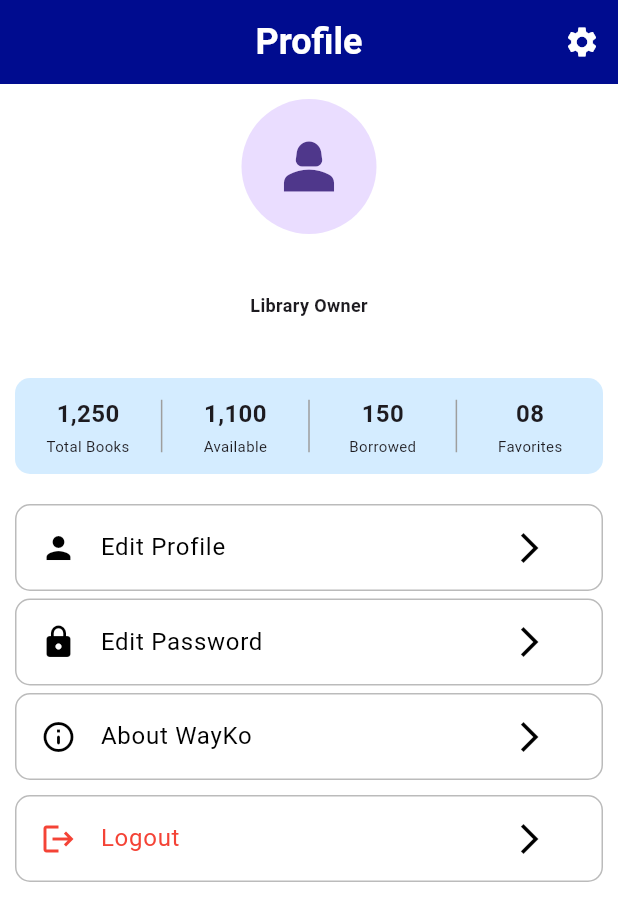
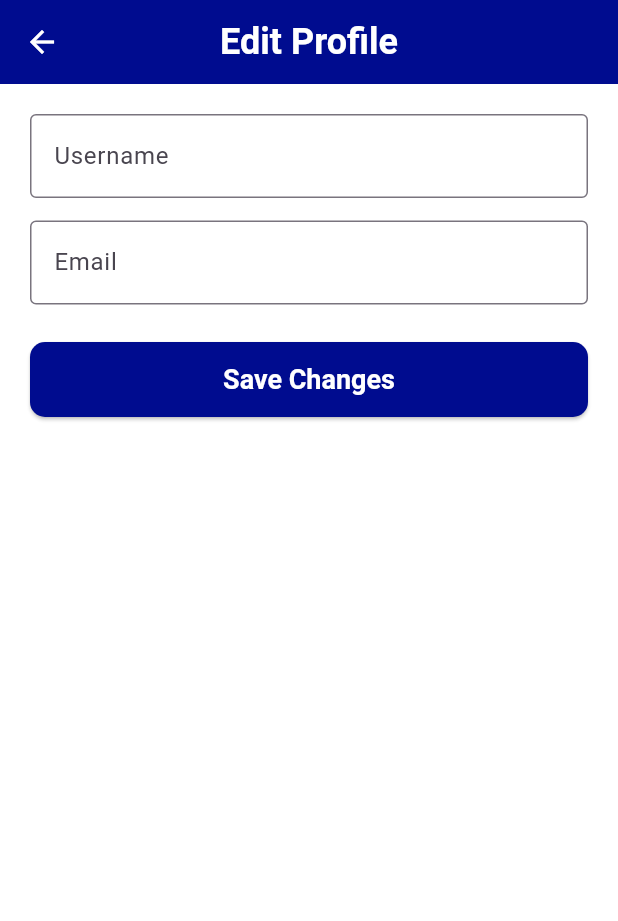
Before and after one commit to mohammednafil916/WayKo_App, a Flutter app: the ProfileScreen screen opened by its route, after a tap on the "arrow forward ios" icon, on a phone screen of 412 x 824 dp. Shown: the top 921 px of the screen. Run offline on Flutter 3.47's test engine with Material 3 defaults, Android fonts, the phone set to English and light mode, and no system bars; our stand-ins replace hive, hive_flutter, image_picker, shared_preferences; accounts and stored records are empty.

Commit message:
Added profile screen to hive

```diff
--- a/lib/Routes/screens_routes.dart
+++ b/lib/Routes/screens_routes.dart
@@ -12,6 +12,9 @@ import 'package:wayko/Screens/borrowed_books_screen.dart';
 import 'package:wayko/Screens/edit_borrow_screen.dart';
 import 'package:wayko/Screens/favorites_screen.dart';
 import 'package:wayko/Screens/profile_screen.dart';
+import 'package:wayko/Screens/edit_profile_screen.dart';
+import 'package:wayko/Screens/edit_password_screen.dart';
+import 'package:wayko/Screens/wayko_about_screen.dart';
 import 'package:wayko/Screens/add_book_screen.dart';
 import 'package:wayko/Screens/statistics_screen.dart';
 import 'package:wayko/Screens/navigation_screen.dart';
@@ -25,6 +28,9 @@ class AppRoutes {
   static const String books = '/books';
   static const String favorites = '/favorites';
   static const String profile = '/profile';
+  static const String editProfile = '/edit-profile';
+  static const String editPassword = '/edit-password';
+  static const String wayKoAbout = '/wayko-about';
   static const String addBook = '/add-book';
   static const String editBook = '/edit-book';
   static const String bookDetails = '/book-details';
@@ -54,6 +60,15 @@ class AppRoutes {
 
       case profile:
         return MaterialPageRoute(builder: (_) => ProfileScreen());
+
+      case editProfile:
+        return MaterialPageRoute(builder: (_) => EditProfileScreen());
+
+      case editPassword:
+        return MaterialPageRoute(builder: (_) => EditPasswordScreen());
+
+      case wayKoAbout:
+        return MaterialPageRoute(builder: (_) => WayKoAboutScreen());
 
       case addBook:
         return MaterialPageRoute(builder: (_) => AddBookScreen());
--- /dev/null
+++ b/lib/Screens/edit_profile_screen.dart
@@ -0,0 +1,106 @@
+import 'package:flutter/material.dart';
+import 'package:wayko/Models/user_model.dart';
+import 'package:wayko/Services/hive_boxes.dart';
+import 'package:wayko/Services/session_service.dart';
+
+class EditProfileScreen extends StatefulWidget {
+  const EditProfileScreen({super.key});
+
+  @override
+  State<EditProfileScreen> createState() => _EditProfileScreenState();
+}
+
+class _EditProfileScreenState extends State<EditProfileScreen> {
+  UserModel? user;
+  final usernameController = TextEditingController();
+  final emailController = TextEditingController();
+
+  @override
+  void initState() {
+    super.initState();
+    loadUser();
+  }
+
+  Future<void> loadUser() async {
+    String? userId = await SessionService.getLoggedUserId();
+    if (userId == null) {
+      return;
+    }
+    for (UserModel currentUser in HiveBoxes.userBox.values) {
+      if (currentUser.id == userId) {
+        setState(() {
+          user = currentUser;
+          usernameController.text = currentUser.username;
+          emailController.text = currentUser.email;
+        });
+        break;
+      }
+    }
+  }
+
+  Future<void> updateProfile() async {
+    if (user == null) {
+      return;
+    }
+    String username = usernameController.text.trim();
+    String email = emailController.text.trim();
+    if (username.isEmpty || email.isEmpty) {
+      ScaffoldMessenger.of(
+        context,
+      ).showSnackBar(SnackBar(content: Text("Please fill all fields")));
+      return;
+    }
+    user!.username = username;
+    user!.email = email;
+    await user!.save();
+    ScaffoldMessenger.of(
+      context,
+    ).showSnackBar(SnackBar(content: Text("Profile updated successfully")));
+    Navigator.pop(context, true);
+  }
+
+  @override
+  void dispose() {
+    usernameController.dispose();
+    emailController.dispose();
+    super.dispose();
+  }
+
+  @override
+  Widget build(BuildContext context) {
+    return Scaffold(
+      appBar: AppBar(title: Text("Edit Profile")),
+      body: Padding(
+        padding: EdgeInsets.all(20),
+        child: Column(
+          children: [
+            TextField(
+              controller: usernameController,
+              decoration: InputDecoration(
+                labelText: "Username",
+                border: OutlineInputBorder(),
+              ),
+            ),
+            SizedBox(height: 15),
+            TextField(
+              controller: emailController,
+              keyboardType: TextInputType.emailAddress,
+              decoration: InputDecoration(
+                labelText: "Email",
+                border: OutlineInputBorder(),
+              ),
+            ),
+            SizedBox(height: 25),
+            SizedBox(
+              width: double.infinity,
+              child: ElevatedButton(
+                onPressed: updateProfile,
+                child: Text("Save Changes"),
+              ),
+            ),
+          ],
+        ),
+      ),
+    );
+  }
+}
--- a/lib/Screens/profile_screen.dart
+++ b/lib/Screens/profile_screen.dart
@@ -5,6 +5,9 @@ import 'package:wayko/widgets/Profile/profile_action_card.dart';
 import 'package:wayko/Models/user_model.dart';
 import 'package:wayko/Services/hive_boxes.dart';
 import 'package:wayko/Services/session_service.dart';
+import 'package:wayko/Services/book_service.dart';
+import 'package:wayko/Services/borrow_service.dart';
+import 'package:wayko/Models/book_model.dart';
 
 class ProfileScreen extends StatefulWidget {
   const ProfileScreen({super.key});
@@ -15,16 +18,23 @@ class ProfileScreen extends StatefulWidget {
 
 class _ProfileScreenState extends State<ProfileScreen> {
   UserModel? user;
+  int totalBooks = 0;
+  int availableBooks = 0;
+  int borrowedBooks = 0;
+  int favoriteBooks = 0;
 
   @override
   void initState() {
     super.initState();
-
     loadUser();
+    loadStatistics();
   }
 
   Future<void> loadUser() async {
     String? userId = await SessionService.getLoggedUserId();
+    if (userId == null) {
+      return;
+    }
     for (UserModel currentUser in HiveBoxes.userBox.values) {
       if (currentUser.id == userId) {
         setState(() {
@@ -33,6 +43,32 @@ class _ProfileScreenState extends State<ProfileScreen> {
         break;
       }
     }
+  }
+
+  Future<void> loadStatistics() async {
+    String? userId = await SessionService.getLoggedUserId();
+    if (userId == null) {
+      return;
+    }
+    List<BookModel> books = BookService.getBooks(userId);
+    int total = 0;
+    int available = 0;
+    int favorites = 0;
+    for (BookModel book in books) {
+      total += book.copies;
+      available += book.availableCopies;
+
+      if (book.isFavorite) {
+        favorites++;
+      }
+    }
+    int borrowed = total - available;
+    setState(() {
+      totalBooks = total;
+      availableBooks = available;
+      borrowedBooks = borrowed;
+      favoriteBooks = favorites;
+    });
   }
 
   @override
@@ -83,19 +119,43 @@ class _ProfileScreenState extends State<ProfileScreen> {
                 ),
               ),
               SizedBox(height: 20),
-              ProfileAnalysisCard(),
-
+              ProfileAnalysisCard(
+                totalBooks: totalBooks,
+                availableBooks: availableBooks,
+                borrowedBooks: borrowedBooks,
+                favoriteBooks: favoriteBooks,
+              ),
               SizedBox(height: 20),
-              ProfileActionCard(icon: Icons.person, title: "Edit Profile"),
+              ProfileActionCard(
+                icon: Icons.person,
+                title: "Edit Profile",
+                onTap: () async {
+                  final result = await Navigator.pushNamed(
+                    context,
+                    AppRoutes.editProfile,
+                  );
+                  if (result == true) {
+                    loadUser();
+                  }
+                },
+              ),
               SizedBox(height: 5),
-              ProfileActionCard(icon: Icons.lock, title: "Edit Password"),
+              ProfileActionCard(
+                icon: Icons.lock,
+                title: "Edit Password",
+                onTap: () {
+                  Navigator.pushNamed(context, AppRoutes.editPassword);
+                },
+              ),
               SizedBox(height: 5),
               ProfileActionCard(
                 icon: Icons.info_outline_rounded,
                 title: "About WayKo",
+                onTap: () {
+                  Navigator.pushNamed(context, AppRoutes.wayKoAbout);
+                },
               ),
               SizedBox(height: 10),
-
               Container(
                 width: double.infinity,
                 decoration: BoxDecoration(
--- a/lib/widgets/Profile/profile_analysis_card.dart
+++ b/lib/widgets/Profile/profile_analysis_card.dart
@@ -1,7 +1,18 @@
 import 'package:flutter/material.dart';
 
 class ProfileAnalysisCard extends StatelessWidget {
-  const ProfileAnalysisCard({super.key});
+  final int totalBooks;
+  final int availableBooks;
+  final int borrowedBooks;
+  final int favoriteBooks;
+
+  const ProfileAnalysisCard({
+    super.key,
+    required this.totalBooks,
+    required this.availableBooks,
+    required this.borrowedBooks,
+    required this.favoriteBooks,
+  });
 
   @override
   Widget build(BuildContext context) {
@@ -18,11 +29,17 @@ class ProfileAnalysisCard extends StatelessWidget {
             child: Column(
               children: [
                 Text(
-                  "1,250",
-                  style: TextStyle(fontSize: 16, fontWeight: FontWeight.bold),
+                  "$totalBooks",
+                  style: TextStyle(
+                    fontSize: 16,
+                    fontWeight: FontWeight.bold,
+                  ),
                 ),
                 SizedBox(height: 3),
-                Text("Total Books", style: TextStyle(fontSize: 10)),
+                Text(
+                  "Total Books",
+                  style: TextStyle(fontSize: 10),
+                ),
               ],
             ),
           ),
@@ -31,11 +48,17 @@ class ProfileAnalysisCard extends StatelessWidget {
             child: Column(
               children: [
                 Text(
-                  "1,100",
-                  style: TextStyle(fontSize: 16, fontWeight: FontWeight.bold),
+                  "$availableBooks",
+                  style: TextStyle(
+                    fontSize: 16,
+                    fontWeight: FontWeight.bold,
+                  ),
                 ),
                 SizedBox(height: 3),
-                Text("Available", style: TextStyle(fontSize: 10)),
+                Text(
+                  "Available",
+                  style: TextStyle(fontSize: 10),
+                ),
               ],
             ),
           ),
@@ -44,11 +67,17 @@ class ProfileAnalysisCard extends StatelessWidget {
             child: Column(
               children: [
                 Text(
-                  "150",
-                  style: TextStyle(fontSize: 16, fontWeight: FontWeight.bold),
+                  "$borrowedBooks",
+                  style: TextStyle(
+                    fontSize: 16,
+                    fontWeight: FontWeight.bold,
+                  ),
                 ),
                 SizedBox(height: 3),
-                Text("Borrowed", style: TextStyle(fontSize: 10)),
+                Text(
+                  "Borrowed",
+                  style: TextStyle(fontSize: 10),
+                ),
               ],
             ),
           ),
@@ -57,11 +86,17 @@ class ProfileAnalysisCard extends StatelessWidget {
             child: Column(
               children: [
                 Text(
-                  "08",
-                  style: TextStyle(fontSize: 16, fontWeight: FontWeight.bold),
+                  "$favoriteBooks",
+                  style: TextStyle(
+                    fontSize: 16,
+                    fontWeight: FontWeight.bold,
+                  ),
                 ),
                 SizedBox(height: 3),
-                Text("Favorites", style: TextStyle(fontSize: 10)),
+                Text(
+                  "Favorites",
+                  style: TextStyle(fontSize: 10),
+                ),
               ],
             ),
           ),
```
Also changed, not shown: lib/Screens/edit_password_screen.dart (added, +167 -0 lines), lib/Screens/wayko_about_screen.dart (added, +79 -0 lines), lib/widgets/Profile/profile_action_card.dart (+9 -2 lines).
